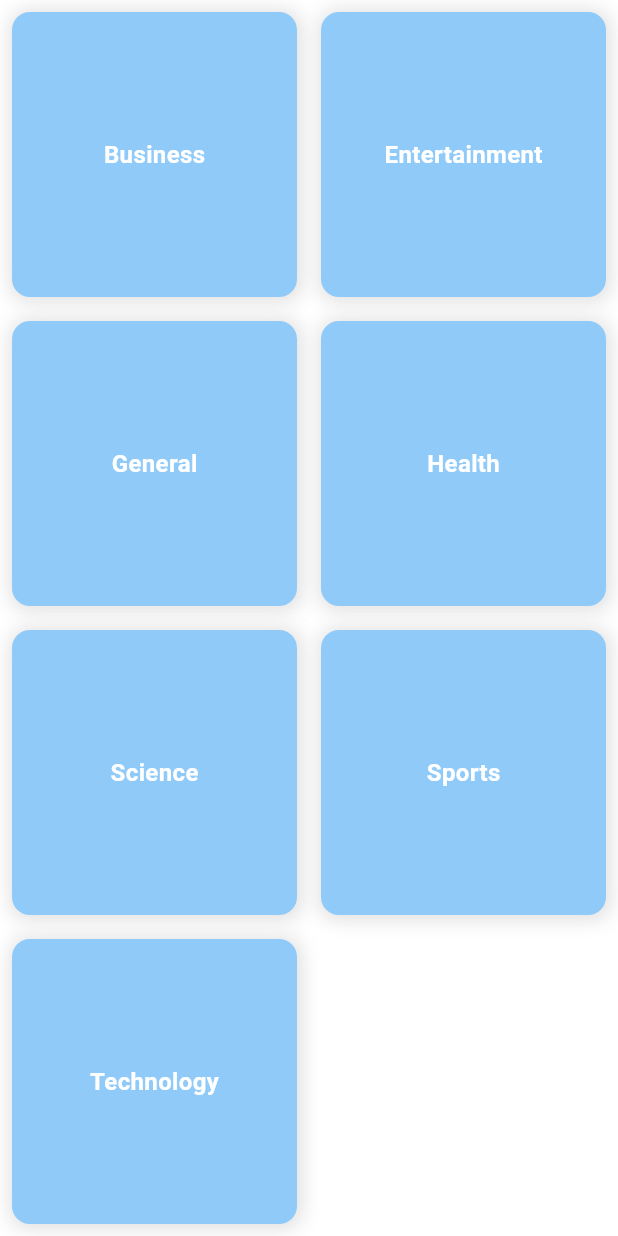
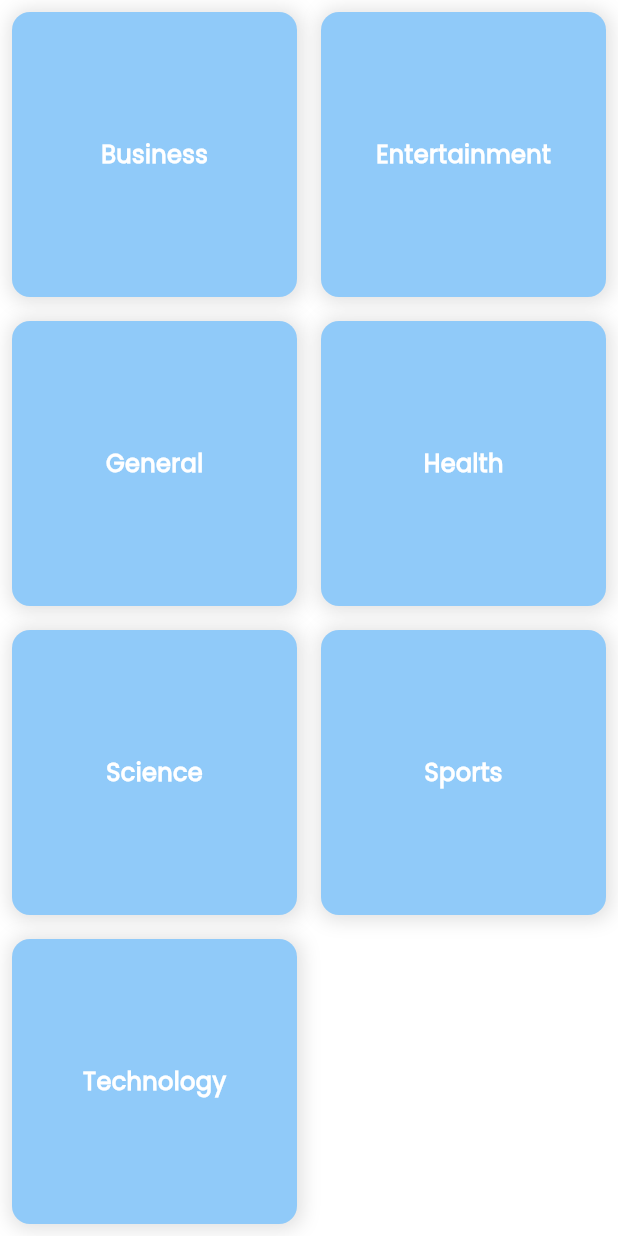
Before and after one commit to Sahilb315/News-App, a Flutter app: the CategoryListPage screen opened directly, scrolled down 56 dp, on a phone screen of 412 x 824 dp. Run offline on Flutter 3.47's test engine with Material 3 defaults, Android fonts, the phone set to English and light mode, and no system bars; our stand-ins replace bloc, cloud_firestore, firebase_auth, firebase_core, flutter_bloc, flutter_svg and 1 more; accounts and stored records are empty; generated files the repository leaves out were written again.

Commit message:
UI Changes & bug fix

```diff
--- a/lib/features/category/ui/category_list_page.dart
+++ b/lib/features/category/ui/category_list_page.dart
@@ -51,7 +51,12 @@ class CategoryListPage extends StatelessWidget {
         body: CustomScrollView(
           slivers: [
             const SliverAppBar(
-              title: Text('News Categories'),
+              title: Text(
+                'News Categories',
+                style: TextStyle(
+                  fontFamily: "Poppins",
+                ),
+              ),
               backgroundColor: Colors.white,
               surfaceTintColor: Colors.white,
             ),
@@ -73,8 +78,7 @@ class CategoryListPage extends StatelessWidget {
                           onTap: () {
                             categoryBloc
                                 .add(CategoryListNavigateToCategoryPageEvent(
-                              categoryName:
-                                  listOfCategories[index],
+                              categoryName: listOfCategories[index],
                             ));
                           },
                           child: Container(
@@ -99,6 +103,7 @@ class CategoryListPage extends StatelessWidget {
                                   color: Colors.white,
                                   fontWeight: FontWeight.bold,
                                   fontSize: 16,
+                                  fontFamily: "Poppins",
                                 ),
                               ),
                             ),
--- a/lib/features/login/ui/login_page.dart
+++ b/lib/features/login/ui/login_page.dart
@@ -70,7 +70,11 @@ class LoginPage extends StatelessWidget {
               ),
             );
           } else if (state is LoginSuccessfulActionState) {
-            Navigator.pushReplacement(
+            Navigator.popUntil(
+              context,
+              (route) => route == LoginPage(),
+            );
+            Navigator.push(
               context,
               PageRouteBuilder(
                 pageBuilder: (context, animation, secondaryAnimation) =>
--- a/lib/features/login/ui/widgets/password_text_field.dart
+++ b/lib/features/login/ui/widgets/password_text_field.dart
@@ -9,6 +9,7 @@ class PasswordTextField extends StatelessWidget {
     return TextField(
       controller: controller,
       cursorColor: Colors.blue,
+      obscureText: true,
       decoration: InputDecoration(
         hintText: "Password",
         hintStyle: const TextStyle(color: Colors.grey),
--- a/lib/features/register/ui/register_page.dart
+++ b/lib/features/register/ui/register_page.dart
@@ -30,7 +30,11 @@ class RegisterPage extends StatelessWidget {
           listenWhen: (previous, current) => current is RegisterActionState,
           listener: (context, state) {
             if (state is RegisterSuccessfulActionState) {
-              Navigator.pushReplacement(
+              Navigator.popUntil(
+              context,
+              (route) => route == RegisterPage(),
+            );
+              Navigator.push(
                 context,
                 PageRouteBuilder(
                   pageBuilder: (context, animation, secondaryAnimation) =>
```
Also changed, not shown: lib/features/favourites/ui/bookmarks_page.dart (+19 -5 lines), lib/features/home/ui/pages/home_page.dart (+10 -2 lines).
